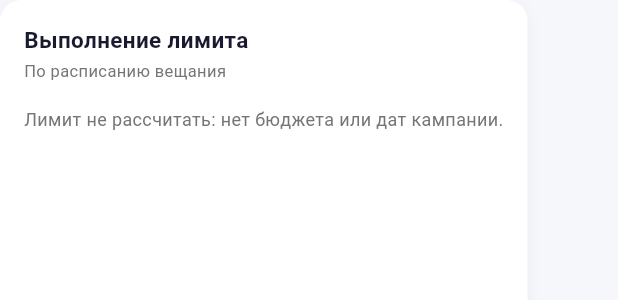
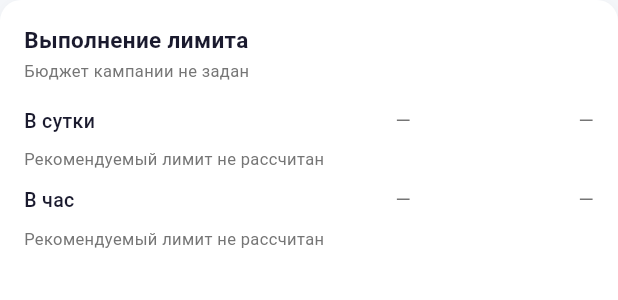
Before and after one commit to EkaterinaMochalova/omni360_app, a Flutter app: the _LimitsCard widget shown alone on an empty page, opened directly with empty values, on a phone screen of 412 x 824 dp. Shown: the top 300 px of the screen. Run offline on Flutter 3.47's test engine with Material 3 defaults, Android fonts, the phone set to English and light mode, and no system bars; our stand-ins replace dio, fl_chart, flutter_local_notifications, flutter_riverpod, flutter_secure_storage, share_plus; missing offline and left inert: dart:html, excel; accounts and stored records are empty; network calls fail.

Commit message:
fix: OTS plan from the campaign only, find budget inside budgetConfig
The OTS plan still appeared because impression-stats otsCount and
reservedBudgetStat.ots are populated whether or not an OTS limit is set —
those are computed figures, not a plan. Take the plan from the campaign's
own limit, so no limit means a dash.

The limit block claimed there was no budget or dates on campaigns that have
both. The detail response puts the amount under budgetConfig while the list
response has it at the top level, which is why the pace table was fine and
the card was not — look inside budgetConfig too, and log where to look if
it is still missing.

Also stop conflating the reasons a limit cannot be computed: an ended
campaign or a spent-out budget said "no budget or dates". Name the actual
reason, and show the actual spend either way, since it does not depend on
the limit.

```diff
--- a/lib/screens/campaign_detail.dart
+++ b/lib/screens/campaign_detail.dart
@@ -559,7 +559,10 @@ class _PlanFactCard extends StatelessWidget {
     final planDaily = (s != null && s.planDailyBudget > 0)
         ? s.planDailyBudget
         : campaign.dailyBudget;
-    final planOts = (s != null && s.planOts > 0) ? s.planOts : campaign.ots;
+    // По OTS план берём только из самой кампании: otsCount и reservedBudgetStat
+    // в статистике заполнены и тогда, когда лимит по OTS не выставлен, — это
+    // расчётные величины, а не план. Нет лимита в кампании — значит прочерк.
+    final planOts = campaign.ots;
 
     // Бюджет
     if (planBudget != null && planBudget > 0) {
@@ -846,7 +849,8 @@ class _DetailedStatsCard extends StatelessWidget {
 
     final planBudget = firstPositive(s?.planBudget, campaign.budget);
     final planDailyBudget = firstPositive(s?.planDailyBudget, campaign.dailyBudget);
-    final planOts = firstPositive(s?.planOts, campaign.ots);
+    // Только лимит из кампании — см. пояснение в блоке «План / Факт».
+    final planOts = firstPositive(campaign.ots, null);
 
     final rows = <_DetailedStatRowData>[
       _DetailedStatRowData(
@@ -986,45 +990,33 @@ class _LimitsCard extends StatelessWidget {
       spentOverride: spent,
     );
 
-    final rows = <Widget>[];
+    // Раньше при нерассчитанном лимите блок писал «нет бюджета или дат» —
+    // причина могла быть совсем другой (кампания закончилась, бюджет уже
+    // израсходован), и сообщение просто вводило в заблуждение. Называем
+    // настоящую причину, а факт показываем всегда: он от лимита не зависит.
+    final reason = _whyNoLimit(pace);
 
-    void addRow(String label, double limit, double? fact, String hint) {
-      if (limit <= 0) return;
-      rows.add(
+    Widget row(String label, double limit, double? fact, String hint) {
+      final hasFact = fact != null && fact > 0;
+      return Padding(
+        padding: const EdgeInsets.only(bottom: 2),
+        child: Column(
+          crossAxisAlignment: CrossAxisAlignment.start,
+          children: [
             _PlanFactRow(
               label: label,
-          plan: fmtRub.format(limit),
-          fact: (fact != null && fact > 0) ? fmtRub.format(fact) : null,
-          ratio: (fact != null && fact > 0) ? fact / limit : null,
+              plan: limit > 0 ? fmtRub.format(limit) : '—',
+              fact: hasFact ? fmtRub.format(fact) : null,
+              ratio: (hasFact && limit > 0) ? fact / limit : null,
             ),
-      );
-      rows.add(
-        Padding(
-          padding: const EdgeInsets.only(bottom: 4),
-          child: Text(
+            Text(
               hint,
               style: const TextStyle(color: kTextSecondary, fontSize: 11),
             ),
+          ],
         ),
       );
     }
-
-    addRow(
-      'В сутки',
-      pace.dailyLimit,
-      stats?.factDailyBudget,
-      pace.broadcastDaysLeft > 0
-          ? 'Остаток ÷ ${pace.broadcastDaysLeft} дн. вещания'
-          : 'Дней вещания впереди нет',
-    );
-    addRow(
-      'В час',
-      pace.hourlyLimit,
-      stats?.hourlyBudgetFact,
-      pace.broadcastHoursLeft > 0
-          ? 'Остаток ÷ ${pace.broadcastHoursLeft.toStringAsFixed(0)} ч вещания'
-          : 'Часов вещания впереди нет',
-    );
 
     return _Card(
       child: Column(
@@ -1040,25 +1032,45 @@ class _LimitsCard extends StatelessWidget {
           ),
           const SizedBox(height: 2),
           Text(
-            pace.scheduleResolved && !pace.hasTimeRestrictions
+            reason ??
+                (pace.scheduleResolved && !pace.hasTimeRestrictions
                     ? 'Кампания идёт круглосуточно'
-                : 'По расписанию вещания',
+                    : 'Рекомендуемый лимит — по расписанию вещания'),
             style: const TextStyle(color: kTextSecondary, fontSize: 11),
           ),
-          const SizedBox(height: 6),
-          if (rows.isEmpty)
-            const Padding(
-              padding: EdgeInsets.symmetric(vertical: 10),
-              child: Text(
-                'Лимит не рассчитать: нет бюджета или дат кампании.',
-                style: TextStyle(color: kTextSecondary, fontSize: 12),
+          const SizedBox(height: 8),
+          row(
+            'В сутки',
+            pace.dailyLimit,
+            stats?.factDailyBudget,
+            pace.broadcastDaysLeft > 0
+                ? 'Рекомендуем: остаток ÷ ${pace.broadcastDaysLeft} дн. вещания'
+                : 'Рекомендуемый лимит не рассчитан',
           ),
-            )
-          else
-            ...rows,
+          row(
+            'В час',
+            pace.hourlyLimit,
+            stats?.hourlyBudgetFact,
+            pace.broadcastHoursLeft > 0
+                ? 'Рекомендуем: остаток ÷ '
+                      '${pace.broadcastHoursLeft.toStringAsFixed(0)} ч вещания'
+                : 'Рекомендуемый лимит не рассчитан',
+          ),
         ],
       ),
     );
+  }
+
+  /// Почему рекомендуемый лимит равен нулю. null — он рассчитан нормально.
+  String? _whyNoLimit(CampaignPaceSummary pace) {
+    if (pace.dailyLimit > 0 || pace.hourlyLimit > 0) return null;
+    if (pace.budget <= 0) return 'Бюджет кампании не задан';
+    if (pace.startDate == null || pace.endDate == null) {
+      return 'Даты кампании не заданы';
+    }
+    if (pace.remainingBudget <= 0) return 'Бюджет кампании уже израсходован';
+    if (pace.daysLeft <= 0) return 'Кампания уже закончилась';
+    return 'Впереди нет часов вещания по расписанию';
   }
 }
 
```
Also changed, not shown: lib/models/campaign.dart (+34 -2 lines), lib/providers/campaigns_provider.dart (+9 -0 lines). Lines whose indentation alone changed are shown as unchanged.
